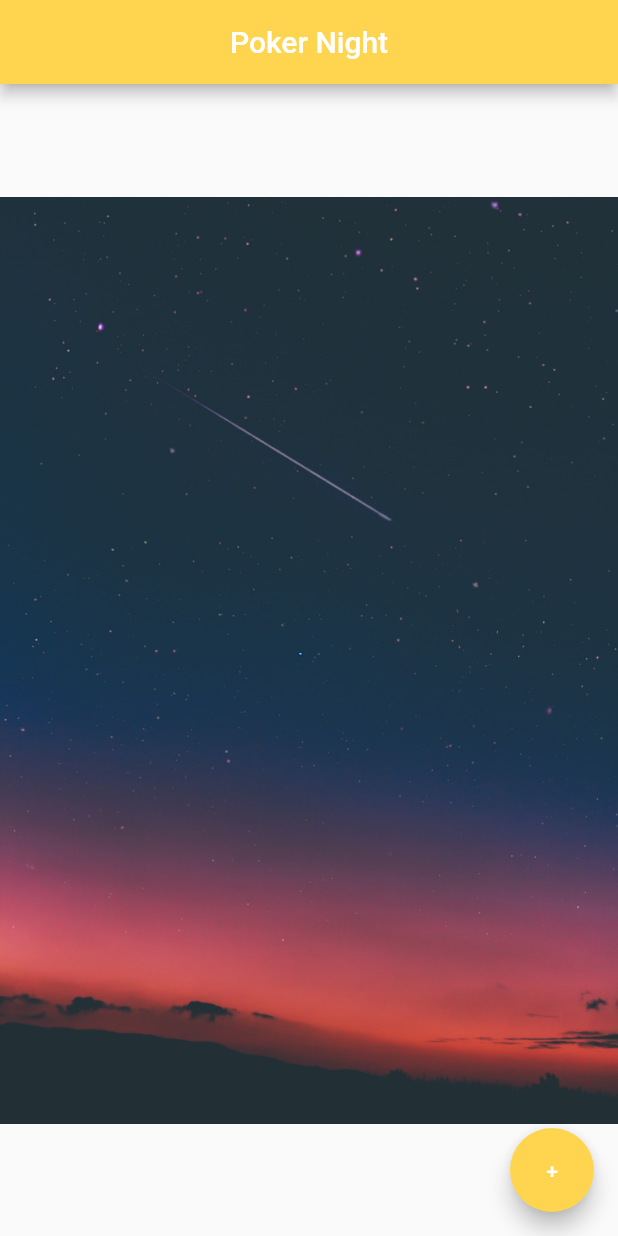
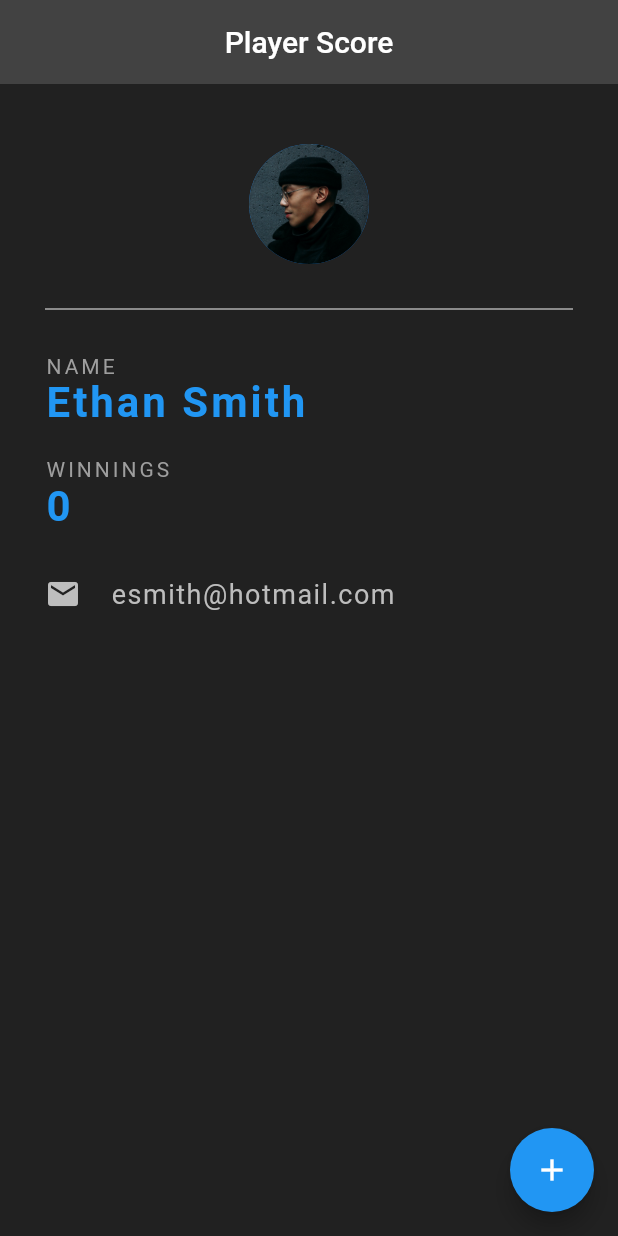
Before and after one commit to timeitel/player-profile, a Flutter app: the screen it shows after launch, on a phone screen of 412 x 824 dp. Run offline on Flutter 3.47's test engine with Material 2 defaults, Android fonts, the phone set to English and light mode, and no system bars.

```diff
--- a/lib/main.dart
+++ b/lib/main.dart
@@ -1,23 +1,95 @@
 import 'package:flutter/material.dart';
 
 void main() => runApp(MaterialApp(
-      home: Home(),
+      home: HomeCard(),
     ));
 
-class Home extends StatelessWidget {
+class HomeCard extends StatefulWidget {
+  @override
+  _HomeCardState createState() => _HomeCardState();
+}
+
+class _HomeCardState extends State<HomeCard> {
+  int winnings = 0;
+
   @override
   Widget build(BuildContext context) {
     return Scaffold(
+      backgroundColor: Colors.grey[900],
       appBar: AppBar(
-        title: Text('Poker Night'),
+        title: Text('Player Score'),
         centerTitle: true,
-        backgroundColor: Colors.amber[300],
+        backgroundColor: Colors.grey[800],
+        elevation: 0,
       ),
-      body: Center(child: Image.asset('assets/2.jpg')),
       floatingActionButton: FloatingActionButton(
-        onPressed: () {},
-        child: Text('+'),
-        backgroundColor: Colors.amber[300],
+        onPressed: () {
+          setState(() {
+            winnings++;
+          });
+        },
+        child: Icon(Icons.add),
+      ),
+      body: Padding(
+        padding: EdgeInsets.fromLTRB(30.0, 40.0, 30.0, 0.0),
+        child: Column(
+            crossAxisAlignment: CrossAxisAlignment.start,
+            children: <Widget>[
+              Center(
+                child: CircleAvatar(
+                  backgroundImage: AssetImage('assets/avatar.jpg'),
+                  radius: 40.0,
+                ),
+              ),
+              Divider(
+                height: 60.0,
+                color: Colors.grey[100],
+              ),
+              Text(
+                'NAME',
+                style: TextStyle(color: Colors.grey, letterSpacing: 2.0),
+              ),
+              Text(
+                'Ethan Smith',
+                style: TextStyle(
+                    color: Colors.blue,
+                    letterSpacing: 2.0,
+                    fontSize: 28.0,
+                    fontWeight: FontWeight.bold),
+              ),
+              SizedBox(height: 20.0),
+              Text(
+                'WINNINGS',
+                style: TextStyle(color: Colors.grey, letterSpacing: 2.0),
+              ),
+              Text(
+                '$winnings',
+                style: TextStyle(
+                    color: Colors.blue,
+                    letterSpacing: 2.0,
+                    fontSize: 28.0,
+                    fontWeight: FontWeight.bold),
+              ),
+              SizedBox(
+                height: 30.0,
+              ),
+              Row(
+                children: <Widget>[
+                  Icon(
+                    Icons.email,
+                    color: Colors.grey[400],
+                  ),
+                  SizedBox(width: 20.0),
+                  Text(
+                    'esmith@hotmail.com',
+                    style: TextStyle(
+                        color: Colors.grey[400],
+                        fontSize: 18.0,
+                        letterSpacing: 1.0),
+                  )
+                ],
+              )
+            ]),
       ),
     );
   }
```
Also changed, not shown: assets/1.jpg (deleted), assets/2.jpg (deleted), assets/3.jpg (deleted), assets/avatar.jpg (added), 1 other file.
